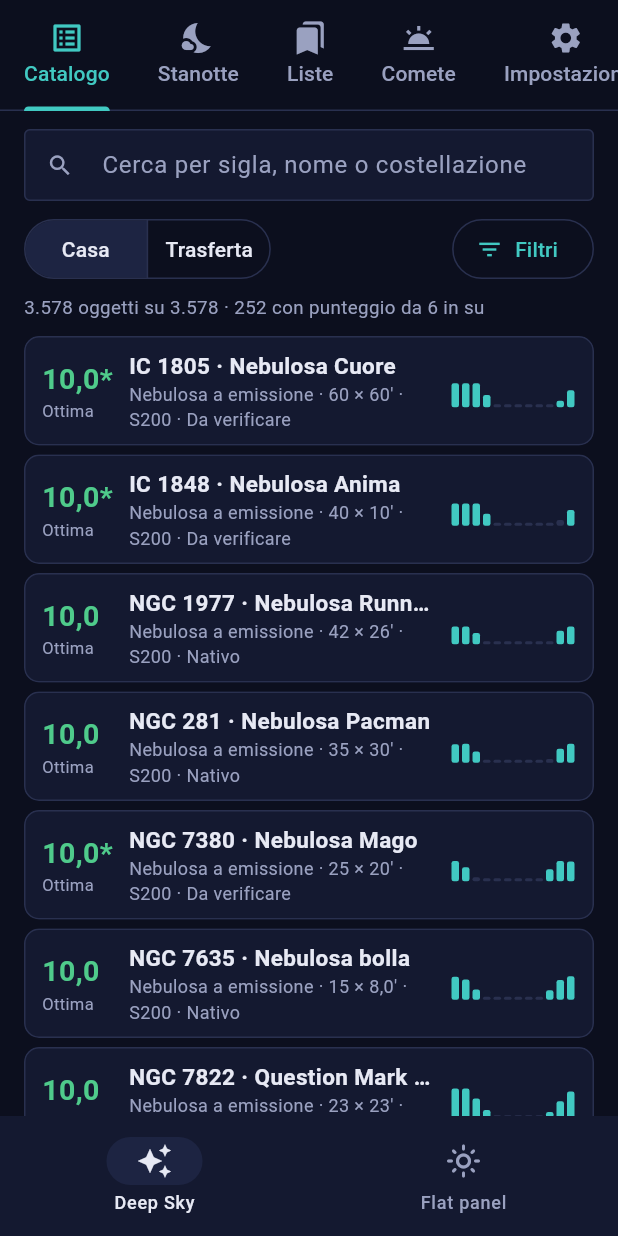
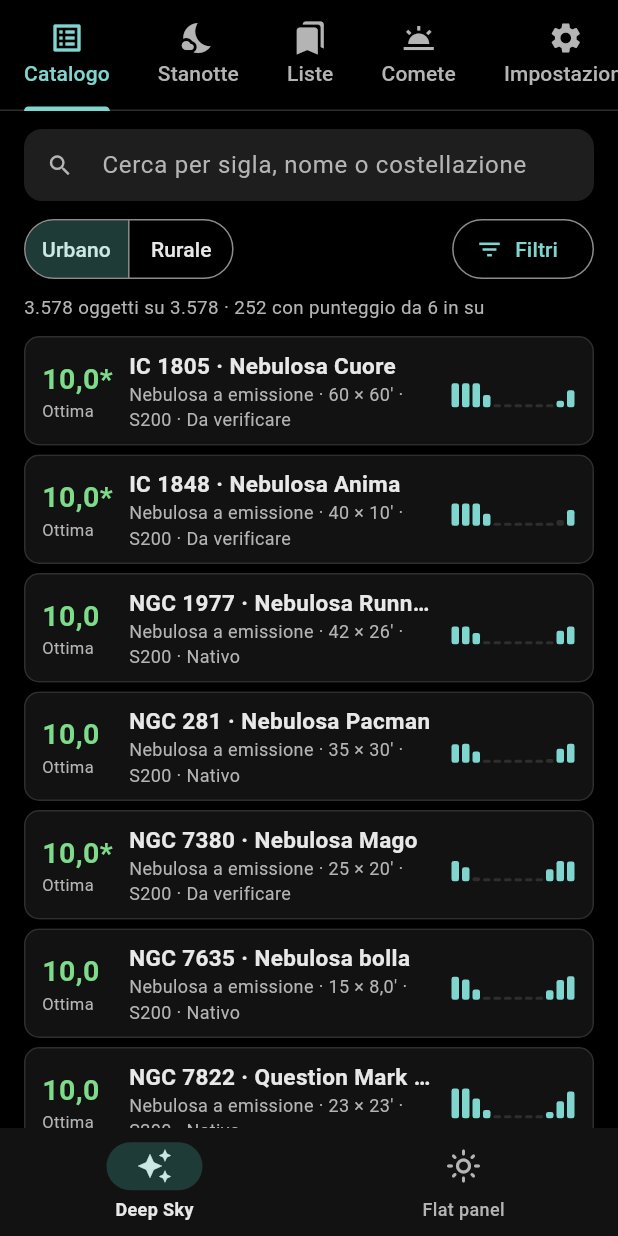
Before and after one commit to p3p1/deepsky_fra400, a Flutter app: the screen it shows after launch, on a phone screen of 412 x 824 dp. Run offline on Flutter 3.47's test engine with Material 3 defaults, Android fonts, the phone set to English and light mode, and no system bars; our stand-ins replace camera, cupertino_ui, flutter_blue_plus, geolocator, material_ui, open_filex and 4 more; network calls fail.

Commit message:
Tema Material 3 su nero puro; «Urbano/Rurale» al posto di casa/trasferta e balcone
Co-Authored-By: Claude Opus 5.5 <noreply@anthropic.com>
Claude-Session: https://claude.ai/code/session_015VHuqMaqphLazvxU7jYgJ9

```diff
--- a/lib/models.dart
+++ b/lib/models.dart
@@ -245,9 +245,9 @@ class DsObject {
       case 'MIX':
         return <String>['S200 per la parte a emissione e UV/IR-cut per la parte a riflessione, in due sessioni distinte.'];
       case 'RN':
-        return <String>['UV/IR-cut sotto un cielo buio. L\'S200 non va bene: la luce riflessa è continua e il filtro la taglia.'];
+        return <String>['UV/IR-cut sotto un cielo rurale. L\'S200 non va bene: la luce riflessa è continua e il filtro la taglia.'];
       case 'DN':
-        return <String>['UV/IR-cut sotto un cielo buio: la nebulosa oscura si vede per contrasto sul fondo di stelle.'];
+        return <String>['UV/IR-cut sotto un cielo rurale: la nebulosa oscura si vede per contrasto sul fondo di stelle.'];
       case 'NEB':
         return <String>['Il catalogo non dice se è a emissione o a riflessione: prova prima l\'S200, poi la banda larga con UV/IR-cut.'];
       case 'GAL':
@@ -265,7 +265,7 @@ class DsObject {
   /// Filtri commerciali noti adatti a questo tipo di oggetto, con il loro ruolo.
   /// Il primo elemento indica se è il filtro che hai già.
   List<FilterSuggestion> get filterSuggestions {
-    const FilterSuggestion s200 = FilterSuggestion('SVBONY S200', 'Dual-band Hα + OIII', 'Quello che hai già: va bene dal balcone e con la Luna.', owned: true);
+    const FilterSuggestion s200 = FilterSuggestion('SVBONY S200', 'Dual-band Hα + OIII', 'Quello che hai già: va bene da un sito urbano e con la Luna.', owned: true);
     const FilterSuggestion lExtreme = FilterSuggestion('Optolong L-eXtreme', 'Dual-band Hα + OIII, 7 nm',
         'Il riferimento per le camere a colori sotto cielo urbano: fondo cielo più scuro dell\'S200.');
     const FilterSuggestion alpT = FilterSuggestion('Antlia ALP-T', 'Dual-band Hα + OIII, 5 nm',
@@ -275,7 +275,7 @@ class DsObject {
     const FilterSuggestion lEnhance = FilterSuggestion('Optolong L-eNhance', 'Tri-band Hα, Hβ, OIII',
         'Bande più larghe: colori più naturali, adatto a cieli poco o mediamente inquinati.');
     const FilterSuggestion uvir = FilterSuggestion('Baader UV/IR-Cut', 'Banda larga',
-        'Lascia passare tutto il visibile: colori naturali sotto un cielo buio.');
+        'Lascia passare tutto il visibile: colori naturali sotto un cielo rurale.');
     const FilterSuggestion lPro = FilterSuggestion('Optolong L-Pro', 'Antinquinamento a banda larga',
         'Taglia le righe dell\'illuminazione stradale conservando il colore delle stelle: utile in città.');
     const FilterSuggestion lpsD1 = FilterSuggestion('IDAS LPS-D1', 'Antinquinamento a banda larga',
@@ -317,7 +317,7 @@ class DsObject {
     final bool reducer = cfg == 'R' || cfg == 'NL' || cfg == 'M';
     final String sub = s200
         ? (reducer ? '120 s con il riduttore, 180 s a 400 mm' : '180 s (120 s se usi il riduttore)')
-        : (_isCluster ? '30–60 s' : '60 s sotto un cielo buio, 30 s dalla città');
+        : (_isCluster ? '30–60 s' : '60 s da un sito rurale, 30 s da un sito urbano');
     String integ;
     if (_isCluster) {
       integ = '1–2 ore';
--- a/lib/panel/panel.dart
+++ b/lib/panel/panel.dart
@@ -41,8 +41,8 @@ const kConfigs = [
 /// Tema originale dell'app del pannello, applicato solo alla sua sezione.
 ThemeData panelTheme() => ThemeData(
       colorScheme: const ColorScheme.dark(
-          primary: Color(0xFF7B68EE), secondary: Color(0xFFFFD700), surface: Color(0xFF0D0D1A)),
-      scaffoldBackgroundColor: const Color(0xFF0D0D1A),
+          primary: Color(0xFF7B68EE), secondary: Color(0xFFFFD700), surface: Color(0xFF000000)),
+      scaffoldBackgroundColor: const Color(0xFF000000),
       useMaterial3: true,
     );
 
--- a/lib/screens/catalog_screen.dart
+++ b/lib/screens/catalog_screen.dart
@@ -32,8 +32,8 @@ class SiteSwitch extends StatelessWidget {
   Widget build(BuildContext context) {
     return SegmentedButton<SiteMode>(
       segments: const <ButtonSegment<SiteMode>>[
-        ButtonSegment<SiteMode>(value: SiteMode.home, label: Text('Casa')),
-        ButtonSegment<SiteMode>(value: SiteMode.travel, label: Text('Trasferta')),
+        ButtonSegment<SiteMode>(value: SiteMode.home, label: Text('Urbano')),
+        ButtonSegment<SiteMode>(value: SiteMode.travel, label: Text('Rurale')),
       ],
       selected: <SiteMode>{state.settings.mode},
       showSelectedIcon: false,
--- a/lib/screens/settings_screen.dart
+++ b/lib/screens/settings_screen.dart
@@ -47,12 +47,12 @@ class _SettingsScreenState extends State<SettingsScreen> {
     }
     setState(() => _homeError = null);
     await widget.state.changeSettings((AppSettings s) {
-      s.homeName = _name.text.trim().isEmpty ? 'Casa' : _name.text.trim();
+      s.homeName = _name.text.trim().isEmpty ? 'Sito urbano' : _name.text.trim();
       s.homeLat = lat;
       s.homeLon = lon;
     });
     if (mounted) {
-      ScaffoldMessenger.of(context).showSnackBar(const SnackBar(content: Text('Posizione di casa salvata')));
+      ScaffoldMessenger.of(context).showSnackBar(const SnackBar(content: Text('Posizione del sito urbano salvata')));
     }
   }
 
@@ -115,7 +115,7 @@ class _SettingsScreenState extends State<SettingsScreen> {
               style: const TextStyle(color: AppColors.muted, fontSize: 13),
             ),
 
-            _title('Casa'),
+            _title('Sito urbano'),
             TextField(controller: _name, decoration: const InputDecoration(labelText: 'Nome', isDense: true)),
             const SizedBox(height: 10),
             Row(
@@ -183,12 +183,12 @@ class _SettingsScreenState extends State<SettingsScreen> {
               onChanged: (bool v) => st.changeSettings((AppSettings a) => a.homeUrban = v),
             ),
 
-            _title('Trasferta'),
+            _title('Sito rurale'),
             Text(
               s.hasTravelFix
                   ? 'Ultima posizione GPS: ${fmt(s.travelLat!, 4)}° N, ${fmt(s.travelLon!, 4)}° E'
                       '${s.travelFix == null ? '' : ', letta il ${fmtDate(s.travelFix!)} alle ${fmtTime(s.travelFix!)}'}.'
-                  : 'Nessuna posizione GPS ancora letta: finché manca, la trasferta usa le coordinate di casa.',
+                  : 'Nessuna posizione GPS ancora letta: finché manca, il sito rurale usa le coordinate del sito urbano.',
               style: const TextStyle(fontSize: 13.5),
             ),
             const SizedBox(height: 8),
@@ -264,7 +264,7 @@ class _SettingsScreenState extends State<SettingsScreen> {
             _title('Uso senza rete'),
             const Text(
               'Senza internet funzionano: catalogo, punteggi, «Stanotte», traiettorie e cupola, vista AR, '
-              'posizione GPS in trasferta, dettagli degli oggetti, liste personali e, una volta scaricate, '
+              'posizione GPS nel sito rurale, dettagli degli oggetti, liste personali e, una volta scaricate, '
               'immagini di repertorio e comete (con gli ultimi elementi orbitali salvati). '
               'La rete serve solo per scaricare immagini, comete aggiornate e nuove versioni dell\'app.',
               style: TextStyle(color: AppColors.muted, fontSize: 13),
--- a/lib/screens/trajectory_view.dart
+++ b/lib/screens/trajectory_view.dart
@@ -139,7 +139,7 @@ class _TrajectoryViewState extends State<TrajectoryView> {
               ),
               Text(
                 '${settings.siteName} · ${fmt(lat, 4)}° N, ${fmt(lon, 4)}° E'
-                '${!settings.isHome && !settings.hasTravelFix ? ' (GPS non ancora letto: uso le coordinate di casa)' : ''}',
+                '${!settings.isHome && !settings.hasTravelFix ? ' (GPS non ancora letto: uso le coordinate del sito urbano)' : ''}',
                 textAlign: TextAlign.center,
                 style: const TextStyle(color: AppColors.muted, fontSize: 12),
               ),
--- a/lib/settings.dart
+++ b/lib/settings.dart
@@ -20,7 +20,7 @@ class AppSettings {
 
   SiteMode mode = SiteMode.home;
 
-  // Casa: posizione fissa con i limiti del balcone.
+  // Sito urbano: posizione fissa con i limiti di cielo visibile.
   String homeName = kDefaultHomeName;
   double homeLat = kDefaultHomeLat;
   double homeLon = kDefaultHomeLon;
@@ -30,7 +30,7 @@ class AppSettings {
   double homeAzTo = 360; // ...a nord, passando per ovest
   bool homeUrban = true;
 
-  // Trasferta: posizione presa dal GPS, cielo libero.
+  // Sito rurale: posizione presa dal GPS, cielo libero.
   double? travelLat;
   double? travelLon;
   DateTime? travelFix;
@@ -60,7 +60,7 @@ class AppSettings {
   double get lat => isHome || !hasTravelFix ? homeLat : travelLat!;
   double get lon => isHome || !hasTravelFix ? homeLon : travelLon!;
   bool get urban => isHome ? homeUrban : travelUrban;
-  String get siteName => isHome ? homeName : 'Trasferta';
+  String get siteName => isHome ? '$homeName (urbano)' : 'sito rurale (GPS)';
 
   SkyWindow get window => isHome
       ? SkyWindow(altMin: homeAltMin, altMax: homeAltMax, azFrom: homeAzFrom, azTo: homeAzTo)
--- a/lib/theme.dart
+++ b/lib/theme.dart
@@ -3,23 +3,30 @@
 import 'package:material_ui/material_ui.dart';
 
 class AppColors {
-  static const Color bg = Color(0xFF0C0F1E);
-  static const Color surface = Color(0xFF141930);
-  static const Color ink = Color(0xFFE7E9F4);
-  static const Color muted = Color(0xFF9AA1C0);
-  static const Color line = Color(0xFF29304F);
-  static const Color chip = Color(0xFF1D2442);
-  static const Color accent = Color(0xFF41C9C2);
-  static const Color accentInk = Color(0xFF06201F);
-  static const Color accentSoft = Color(0xFF7FE0DA);
-  static const Color amber = Color(0xFFE8B04A);
-  static const Color ha = Color(0xFFF0708A);
-  static const Color q5 = Color(0xFF4FCB8B);
-  static const Color q4 = Color(0xFFA3D25A);
-  static const Color q3 = Color(0xFFE8B04A);
-  static const Color q2 = Color(0xFFF08A5E);
-  static const Color q1 = Color(0xFF8E94B0);
-  static const Color q0 = Color(0xFF5C6283);
+  // Material 3 scuro su nero puro: sui display AMOLED i pixel neri sono
+  // spenti (meno consumo, meno luce che disturba l'adattamento al buio).
+  static const Color bg = Color(0xFF000000);
+  static const Color surface = Color(0xFF121212); // superficie delle schede
+  static const Color surfaceHigh = Color(0xFF1E1E1E); // riquadri, campi di testo
+  static const Color surfaceHighest = Color(0xFF262626);
+  static const Color ink = Color(0xFFE8E8E8);
+  static const Color muted = Color(0xFFB4B4B4);
+  static const Color outline = Color(0xFF8C8C8C);
+  static const Color line = Color(0xFF2E2E2E);
+  static const Color chip = Color(0xFF1F3B38); // secondaryContainer
+  static const Color chipInk = Color(0xFFCCE8E4);
+  static const Color accent = Color(0xFF80D5CF);
+  static const Color accentInk = Color(0xFF003734);
+  static const Color accentSoft = Color(0xFF9CF2EB);
+  static const Color accentContainer = Color(0xFF00504C);
+  static const Color amber = Color(0xFFFFB95C);
+  static const Color ha = Color(0xFFFF8FA3);
+  static const Color q5 = Color(0xFF7DDB8A);
+  static const Color q4 = Color(0xFFC5D86D);
+  static const Color q3 = Color(0xFFFFB95C);
+  static const Color q2 = Color(0xFFFF9F80);
+  static const Color q1 = Color(0xFF9E9E9E);
+  static const Color q0 = Color(0xFF6E6E6E);
 }
 
 Color scoreColor(double v) {
@@ -35,39 +42,91 @@ ThemeData buildTheme() {
   const ColorScheme scheme = ColorScheme.dark(
     primary: AppColors.accent,
     onPrimary: AppColors.accentInk,
+    primaryContainer: AppColors.accentContainer,
+    onPrimaryContainer: AppColors.accentSoft,
     secondary: AppColors.accent,
     onSecondary: AppColors.accentInk,
-    surface: AppColors.surface,
+    secondaryContainer: AppColors.chip,
+    onSecondaryContainer: AppColors.chipInk,
+    tertiary: AppColors.amber,
+    surface: AppColors.bg,
     onSurface: AppColors.ink,
     onSurfaceVariant: AppColors.muted,
-    outline: AppColors.line,
+    surfaceContainerLowest: AppColors.bg,
+    surfaceContainerLow: Color(0xFF0A0A0A),
+    surfaceContainer: AppColors.surface,
+    surfaceContainerHigh: AppColors.surfaceHigh,
+    surfaceContainerHighest: AppColors.surfaceHighest,
+    outline: AppColors.outline,
     outlineVariant: AppColors.line,
-    secondaryContainer: AppColors.chip,
-    onSecondaryContainer: AppColors.ink,
-    error: Color(0xFFF08A5E),
+    error: AppColors.q2,
   );
   return ThemeData(
     useMaterial3: true,
     colorScheme: scheme,
     scaffoldBackgroundColor: AppColors.bg,
-    appBarTheme: const AppBarTheme(backgroundColor: AppColors.bg, foregroundColor: AppColors.ink, elevation: 0),
+    appBarTheme: const AppBarTheme(
+      backgroundColor: AppColors.bg,
+      surfaceTintColor: Colors.transparent,
+      foregroundColor: AppColors.ink,
+      elevation: 0,
+      scrolledUnderElevation: 0,
+    ),
     dividerColor: AppColors.line,
+    dividerTheme: const DividerThemeData(color: AppColors.line, space: 1, thickness: 1),
+    // Schede "filled" di Material 3: niente bordo, solo una superficie più chiara del nero.
     cardTheme: const CardThemeData(
       color: AppColors.surface,
+      surfaceTintColor: Colors.transparent,
       elevation: 0,
       margin: EdgeInsets.zero,
-      shape: RoundedRectangleBorder(
-        side: BorderSide(color: AppColors.line),
-        borderRadius: BorderRadius.all(Radius.circular(12)),
-      ),
+      shape: RoundedRectangleBorder(borderRadius: BorderRadius.all(Radius.circular(12))),
     ),
-    navigationBarTheme: const NavigationBarThemeData(backgroundColor: AppColors.surface, indicatorColor: AppColors.chip),
-    navigationRailTheme: const NavigationRailThemeData(backgroundColor: AppColors.surface, indicatorColor: AppColors.chip),
+    navigationBarTheme: NavigationBarThemeData(
+      backgroundColor: AppColors.surface,
+      surfaceTintColor: Colors.transparent,
+      indicatorColor: AppColors.chip,
+      height: 72,
+      labelTextStyle: WidgetStateProperty.resolveWith((Set<WidgetState> s) => TextStyle(
+            fontSize: 12,
+            fontWeight: s.contains(WidgetState.selected) ? FontWeight.w700 : FontWeight.w500,
+            color: s.contains(WidgetState.selected) ? AppColors.ink : AppColors.muted,
+          )),
+      iconTheme: WidgetStateProperty.resolveWith((Set<WidgetState> s) =>
+          IconThemeData(color: s.contains(WidgetState.selected) ? AppColors.chipInk : AppColors.muted)),
+    ),
+    navigationRailTheme: const NavigationRailThemeData(
+      backgroundColor: AppColors.surface,
+      indicatorColor: AppColors.chip,
+      selectedIconTheme: IconThemeData(color: AppColors.chipInk),
+      unselectedIconTheme: IconThemeData(color: AppColors.muted),
+    ),
+    tabBarTheme: const TabBarThemeData(
+      labelColor: AppColors.accent,
+      unselectedLabelColor: AppColors.muted,
+      indicatorColor: AppColors.accent,
+      dividerColor: AppColors.line,
+    ),
+    chipTheme: const ChipThemeData(
+      backgroundColor: Colors.transparent,
+      selectedColor: AppColors.chip,
+      side: BorderSide(color: AppColors.outline),
+      shape: RoundedRectangleBorder(borderRadius: BorderRadius.all(Radius.circular(8))),
+    ),
+    floatingActionButtonTheme: const FloatingActionButtonThemeData(
+      backgroundColor: AppColors.accentContainer,
+      foregroundColor: AppColors.accentSoft,
+    ),
+    bottomSheetTheme: const BottomSheetThemeData(backgroundColor: AppColors.surface, surfaceTintColor: Colors.transparent),
+    dialogTheme: const DialogThemeData(backgroundColor: AppColors.surfaceHigh, surfaceTintColor: Colors.transparent),
+    snackBarTheme: const SnackBarThemeData(backgroundColor: AppColors.surfaceHighest, contentTextStyle: TextStyle(color: AppColors.ink)),
+    listTileTheme: const ListTileThemeData(iconColor: AppColors.muted),
     inputDecorationTheme: const InputDecorationTheme(
       filled: true,
-      fillColor: AppColors.surface,
-      border: OutlineInputBorder(borderSide: BorderSide(color: AppColors.line)),
-      enabledBorder: OutlineInputBorder(borderSide: BorderSide(color: AppColors.line)),
+      fillColor: AppColors.surfaceHigh,
+      border: OutlineInputBorder(borderSide: BorderSide.none, borderRadius: BorderRadius.all(Radius.circular(12))),
+      enabledBorder: OutlineInputBorder(borderSide: BorderSide.none, borderRadius: BorderRadius.all(Radius.circular(12))),
+      focusedBorder: OutlineInputBorder(borderSide: BorderSide(color: AppColors.accent, width: 2), borderRadius: BorderRadius.all(Radius.circular(12))),
     ),
   );
 }
```
